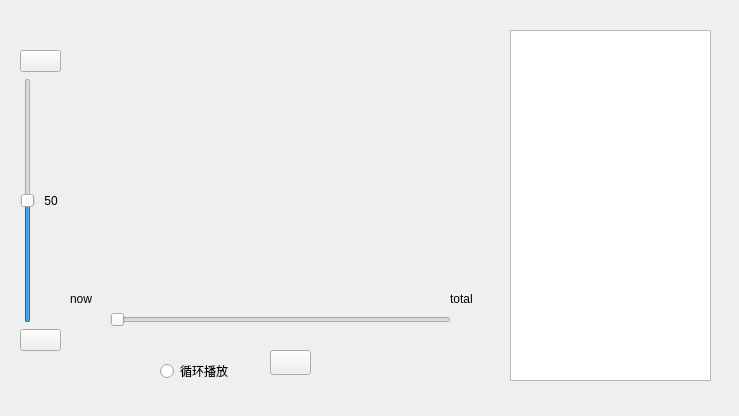
Old version of the form widget_audioplayer.ui in the repository Ruby-Dream/studysoftware.
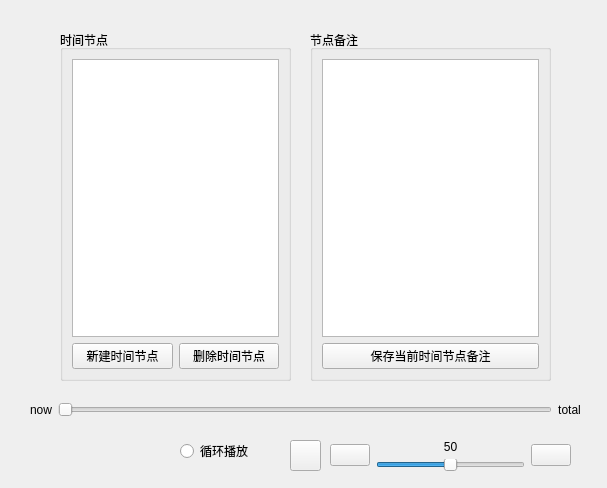
New version of the form. Icons and pictures are not drawn.

Commit message: 开发时间节点功能，从数据库中读取正在播放的音频的时间节点

Diff of the .ui file:
```diff
--- a/widget_audioplayer.ui
+++ b/widget_audioplayer.ui
@@ -6,39 +6,23 @@
    <rect>
     <x>0</x>
     <y>0</y>
-    <width>739</width>
-    <height>416</height>
+    <width>607</width>
+    <height>488</height>
    </rect>
   </property>
   <property name="windowTitle">
    <string>Form</string>
   </property>
-  <widget class="QSlider" name="playerslider">
-   <property name="geometry">
-    <rect>
-     <x>110</x>
-     <y>310</y>
-     <width>341</width>
-     <height>20</height>
-    </rect>
-   </property>
-   <property name="maximum">
-    <number>0</number>
-   </property>
-   <property name="orientation">
-    <enum>Qt::Orientation::Horizontal</enum>
-   </property>
-  </widget>
   <widget class="QPushButton" name="bt_control">
    <property name="enabled">
     <bool>true</bool>
    </property>
    <property name="geometry">
     <rect>
-     <x>270</x>
-     <y>350</y>
-     <width>41</width>
-     <height>25</height>
+     <x>290</x>
+     <y>440</y>
+     <width>31</width>
+     <height>31</height>
     </rect>
    </property>
    <property name="text">
@@ -51,8 +35,8 @@
   <widget class="QRadioButton" name="bt_isloop">
    <property name="geometry">
     <rect>
-     <x>160</x>
-     <y>360</y>
+     <x>180</x>
+     <y>440</y>
      <width>102</width>
      <height>22</height>
     </rect>
@@ -61,28 +45,87 @@
     <string>循环播放</string>
    </property>
   </widget>
-  <widget class="QListView" name="listView">
+  <widget class="QGroupBox" name="groupBox">
    <property name="geometry">
     <rect>
-     <x>510</x>
+     <x>60</x>
      <y>30</y>
-     <width>201</width>
+     <width>231</width>
      <height>351</height>
     </rect>
    </property>
+   <property name="title">
+    <string>时间节点</string>
+   </property>
+   <layout class="QHBoxLayout" name="horizontalLayout">
+    <item>
+     <layout class="QVBoxLayout" name="verticalLayout_2">
+      <item>
+       <widget class="QListView" name="timeview">
+        <property name="editTriggers">
+         <set>QAbstractItemView::EditTrigger::NoEditTriggers</set>
+        </property>
+       </widget>
+      </item>
+      <item>
+       <layout class="QHBoxLayout" name="horizontalLayout_2">
+        <item>
+         <widget class="QPushButton" name="pushButton">
+          <property name="text">
+           <string>新建时间节点</string>
+          </property>
+         </widget>
+        </item>
+        <item>
+         <widget class="QPushButton" name="pushButton_3">
+          <property name="text">
+           <string>删除时间节点</string>
+          </property>
+         </widget>
+        </item>
+       </layout>
+      </item>
+     </layout>
+    </item>
+   </layout>
   </widget>
-  <widget class="QWidget" name="layoutWidget">
+  <widget class="QGroupBox" name="groupBox_2">
    <property name="geometry">
     <rect>
-     <x>20</x>
-     <y>50</y>
-     <width>41</width>
-     <height>301</height>
+     <x>310</x>
+     <y>30</y>
+     <width>241</width>
+     <height>351</height>
     </rect>
    </property>
+   <property name="title">
+    <string>节点备注</string>
+   </property>
    <layout class="QVBoxLayout" name="verticalLayout">
     <item>
-     <widget class="QPushButton" name="bt_volume_up">
+     <widget class="QPlainTextEdit" name="plainTextEdit"/>
+    </item>
+    <item>
+     <widget class="QPushButton" name="pushButton_2">
+      <property name="text">
+       <string>保存当前时间节点备注</string>
+      </property>
+     </widget>
+    </item>
+   </layout>
+  </widget>
+  <widget class="QWidget" name="">
+   <property name="geometry">
+    <rect>
+     <x>330</x>
+     <y>440</y>
+     <width>241</width>
+     <height>31</height>
+    </rect>
+   </property>
+   <layout class="QHBoxLayout" name="horizontalLayout_3">
+    <item>
+     <widget class="QPushButton" name="bt_volume_down">
       <property name="enabled">
        <bool>true</bool>
       </property>
@@ -95,7 +138,17 @@
      </widget>
     </item>
     <item>
-     <layout class="QHBoxLayout" name="horizontalLayout">
+     <layout class="QVBoxLayout" name="verticalLayout_3">
+      <item>
+       <widget class="QLabel" name="label_volume">
+        <property name="text">
+         <string>50</string>
+        </property>
+        <property name="alignment">
+         <set>Qt::AlignmentFlag::AlignCenter</set>
+        </property>
+       </widget>
+      </item>
       <item>
        <widget class="QSlider" name="volumeslider">
         <property name="maximum">
@@ -108,24 +161,14 @@
          <number>50</number>
         </property>
         <property name="orientation">
-         <enum>Qt::Orientation::Vertical</enum>
-        </property>
-       </widget>
-      </item>
-      <item>
-       <widget class="QLabel" name="label_volume">
-        <property name="text">
-         <string>50</string>
-        </property>
-        <property name="alignment">
-         <set>Qt::AlignmentFlag::AlignCenter</set>
+         <enum>Qt::Orientation::Horizontal</enum>
         </property>
        </widget>
       </item>
      </layout>
     </item>
     <item>
-     <widget class="QPushButton" name="bt_volume_down">
+     <widget class="QPushButton" name="bt_volume_up">
       <property name="enabled">
        <bool>true</bool>
       </property>
@@ -139,31 +182,47 @@
     </item>
    </layout>
   </widget>
-  <widget class="QLabel" name="playedtime">
+  <widget class="QWidget" name="">
    <property name="geometry">
     <rect>
-     <x>70</x>
-     <y>290</y>
-     <width>41</width>
-     <height>17</height>
+     <x>30</x>
+     <y>400</y>
+     <width>551</width>
+     <height>20</height>
     </rect>
    </property>
-   <property name="text">
-    <string>now</string>
-   </property>
-  </widget>
-  <widget class="QLabel" name="totaltime">
-   <property name="geometry">
-    <rect>
-     <x>450</x>
-     <y>290</y>
-     <width>58</width>
-     <height>17</height>
-    </rect>
-   </property>
-   <property name="text">
-    <string>total</string>
-   </property>
+   <layout class="QHBoxLayout" name="horizontalLayout_4">
+    <item>
+     <widget class="QLabel" name="playedtime">
+      <property name="text">
+       <string>now</string>
+      </property>
+      <property name="alignment">
+       <set>Qt::AlignmentFlag::AlignCenter</set>
+      </property>
+     </widget>
+    </item>
+    <item>
+     <widget class="QSlider" name="playerslider">
+      <property name="maximum">
+       <number>0</number>
+      </property>
+      <property name="orientation">
+       <enum>Qt::Orientation::Horizontal</enum>
+      </property>
+     </widget>
+    </item>
+    <item>
+     <widget class="QLabel" name="totaltime">
+      <property name="text">
+       <string>total</string>
+      </property>
+      <property name="alignment">
+       <set>Qt::AlignmentFlag::AlignCenter</set>
+      </property>
+     </widget>
+    </item>
+   </layout>
   </widget>
  </widget>
  <resources/>
```
Left out of the diff: 4 changed lines with no effect on the pictures. The commit also changes 4 other files.
